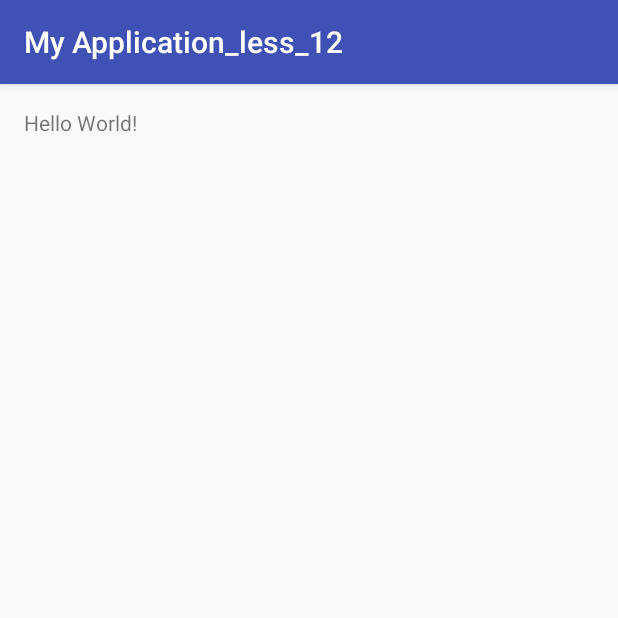
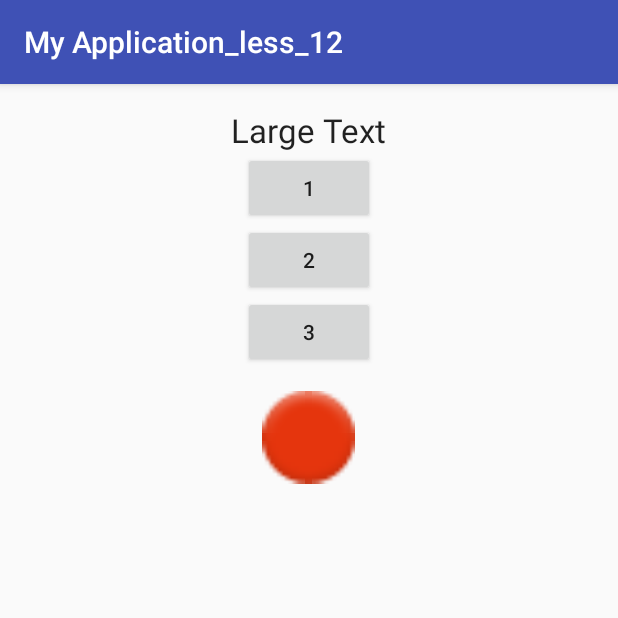
Before and after one commit to koka77/less_12, an Android app: the screen it shows after launch (MainActivity), on a phone screen of 412 x 824 dp, the top half of it. Run offline under Robolectric (Android 15) with nearby library versions, the phone set to English and light mode, and no system bars.

```diff
--- a/app/src/main/java/ru/lastgear/myapplication_less_12/MainActivity.java
+++ b/app/src/main/java/ru/lastgear/myapplication_less_12/MainActivity.java
@@ -2,12 +2,73 @@ package ru.lastgear.myapplication_less_12;
 
 import android.support.v7.app.AppCompatActivity;
 import android.os.Bundle;
+import android.util.Log;
+import android.view.View;
+import android.widget.Button;
+import android.widget.ImageView;
+import android.widget.TextView;
 
 public class MainActivity extends AppCompatActivity {
+
+    TextView tv1;
+    ImageView iv1;
+
+    Button bt1, bt2, bt3;
+
+    public static final String TAG = "MyLog";
 
     @Override
     protected void onCreate(Bundle savedInstanceState) {
         super.onCreate(savedInstanceState);
         setContentView(R.layout.main);
+
+        Log.d(TAG, "Запустилось");
+
+        tv1 = (TextView)findViewById(R.id.tv1);
+
+        iv1 = (ImageView)findViewById(R.id.iv1);
+
+        bt1 = (Button) findViewById(R.id.bt1);
+        bt2 = (Button) findViewById(R.id.bt2);
+        bt3 = (Button) findViewById(R.id.bt3);
+
+        View.OnClickListener onClickListener = new View.OnClickListener() {
+            @Override
+            public void onClick(View view) {
+                switch (view.getId()){
+                    case R.id.bt1:
+                        tv1.setText("НАжата кнопка 1");
+                        break;
+                    case R.id.bt2:
+                        tv1.setText("НАжата кнопка 2");
+                        break;
+                    case R.id.bt3:
+                        tv1.setText("НАжата кнопка 3");
+                        break;
+                }
+            }
+        };
+
+        bt1.setOnClickListener(onClickListener);
+        bt2.setOnClickListener(onClickListener);
+        bt3.setOnClickListener(onClickListener);
+
+        tv1.setOnClickListener(new View.OnClickListener() {
+            @Override
+            public void onClick(View view) {
+                tv1.setText("Large Text");
+                iv1.setImageDrawable(getResources().getDrawable(R.drawable.ic_brightness_6_black_24dp));
+
+            }
+        });
+
+        iv1.setOnClickListener(new View.OnClickListener() {
+            @Override
+            public void onClick(View view) {
+                iv1.setImageDrawable(getResources().getDrawable(R.drawable.ic_brightness_7_black_48dp));
+            }
+        });
+
     }
+
 }
--- a/app/src/main/res/layout/main.xml
+++ b/app/src/main/res/layout/main.xml
@@ -1,5 +1,5 @@
 <?xml version="1.0" encoding="utf-8"?>
-<RelativeLayout xmlns:android="http://schemas.android.com/apk/res/android"
+<LinearLayout xmlns:android="http://schemas.android.com/apk/res/android"
     xmlns:tools="http://schemas.android.com/tools"
     android:layout_width="match_parent"
     android:layout_height="match_parent"
@@ -7,10 +7,46 @@
     android:paddingLeft="@dimen/activity_horizontal_margin"
     android:paddingRight="@dimen/activity_horizontal_margin"
     android:paddingTop="@dimen/activity_vertical_margin"
-    tools:context="ru.lastgear.myapplication_less_12.MainActivity">
+    tools:context="ru.lastgear.myapplication_less_12.MainActivity"
+    android:orientation="vertical"
+    android:weightSum="1">
 
     <TextView
         android:layout_width="wrap_content"
         android:layout_height="wrap_content"
-        android:text="Hello World!" />
-</RelativeLayout>
+        android:textAppearance="?android:attr/textAppearanceLarge"
+        android:text="Large Text"
+        android:id="@+id/tv1"
+        android:layout_gravity="center_horizontal"
+        android:clickable="true" />
+
+    <Button
+        android:layout_width="wrap_content"
+        android:layout_height="wrap_content"
+        android:text="1"
+        android:id="@+id/bt1"
+        android:layout_gravity="center_horizontal" />
+
+    <Button
+        android:layout_width="wrap_content"
+        android:layout_height="wrap_content"
+        android:text="2"
+        android:id="@+id/bt2"
+        android:layout_gravity="center_horizontal" />
+
+    <Button
+        android:layout_width="wrap_content"
+        android:layout_height="wrap_content"
+        android:text="3"
+        android:id="@+id/bt3"
+        android:layout_gravity="center_horizontal" />
+
+    <ImageView
+        android:layout_width="62dp"
+        android:layout_height="wrap_content"
+        android:id="@+id/iv1"
+        android:layout_gravity="center_horizontal"
+        android:src="@android:drawable/ic_notification_overlay"
+        android:layout_weight="0.14"
+        android:clickable="true" />
+</LinearLayout>
```
Also changed, not shown: app/src/main/res/drawable/ic_brightness_6_black_24dp.png (added), app/src/main/res/drawable/ic_brightness_7_black_48dp.png (added).
